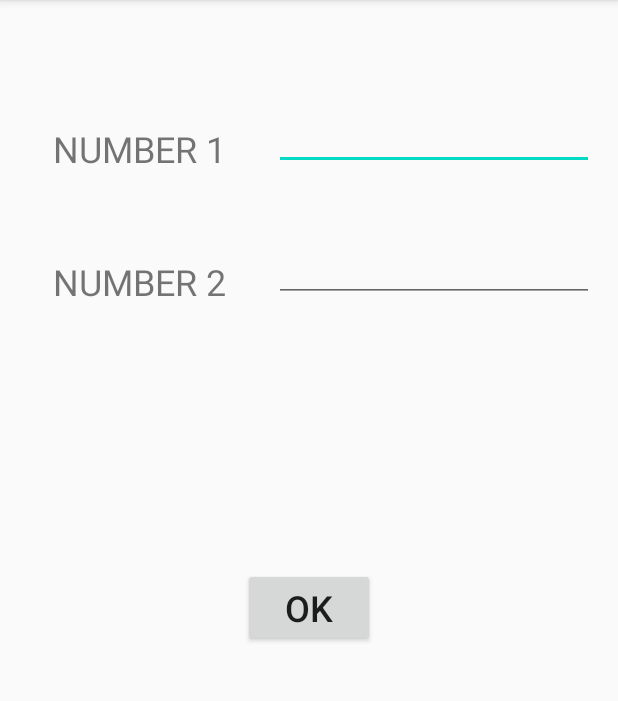
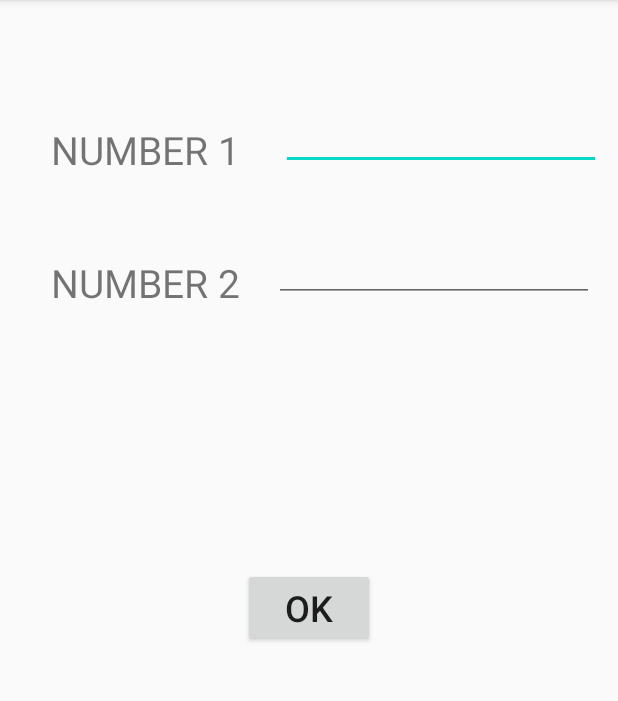
Before and after one commit to hello9717/IntentsProj-Tute2, an Android app: the screen it shows after launch (MainActivity), on a phone screen of 412 x 824 dp, the part 84-785 px from its top. Run offline under Robolectric (Android 15) with nearby library versions, the phone set to English and light mode, and no system bars.

Commit message:
first commited

```diff
--- a/app/src/main/res/layout/activity_main.xml
+++ b/app/src/main/res/layout/activity_main.xml
@@ -11,7 +11,7 @@
         android:layout_width="wrap_content"
         android:layout_height="wrap_content"
         android:text="NUMBER 1"
-        android:textSize="24sp"
+        android:textSize="26sp"
         app:layout_constraintBottom_toBottomOf="parent"
         app:layout_constraintHorizontal_bias="0.119"
         app:layout_constraintLeft_toLeftOf="parent"
@@ -24,7 +24,7 @@
         android:layout_width="wrap_content"
         android:layout_height="wrap_content"
         android:text="NUMBER 2"
-        android:textSize="24sp"
+        android:textSize="26sp"
         app:layout_constraintBottom_toBottomOf="parent"
         app:layout_constraintHorizontal_bias="0.118"
         app:layout_constraintLeft_toLeftOf="parent"
```
